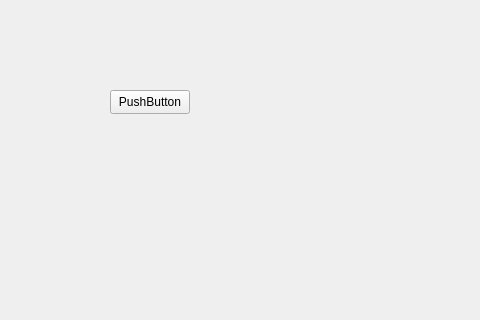
The window that Military/aviation.ui (DmitryBizCode/MilitaryQt) describes before a commit, drawn with Qt 5; both pictures show x 0 to 480 and y 0 to 320 of the 1267 by 790 pixel window.
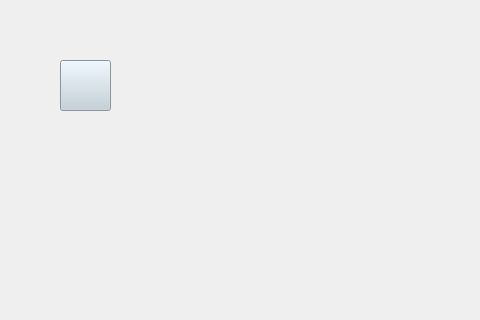
The same window after the commit. Icons and pictures are not drawn.

The edit to the form file:
```diff
--- a/Military/aviation.ui
+++ b/Military/aviation.ui
@@ -16,14 +16,19 @@
   <widget class="QPushButton" name="pushButton">
    <property name="geometry">
     <rect>
-     <x>110</x>
-     <y>90</y>
-     <width>80</width>
-     <height>24</height>
+     <x>60</x>
+     <y>60</y>
+     <width>51</width>
+     <height>51</height>
     </rect>
    </property>
+   <property name="styleSheet">
+    <string notr="true">image: url(:/resimg/IMage/resToPage/helmet_6186688.png);
+background-color: rgb(192, 206, 217);
+</string>
+   </property>
    <property name="text">
-    <string>PushButton</string>
+    <string/>
    </property>
   </widget>
   <widget class="QPushButton" name="f16">
```
